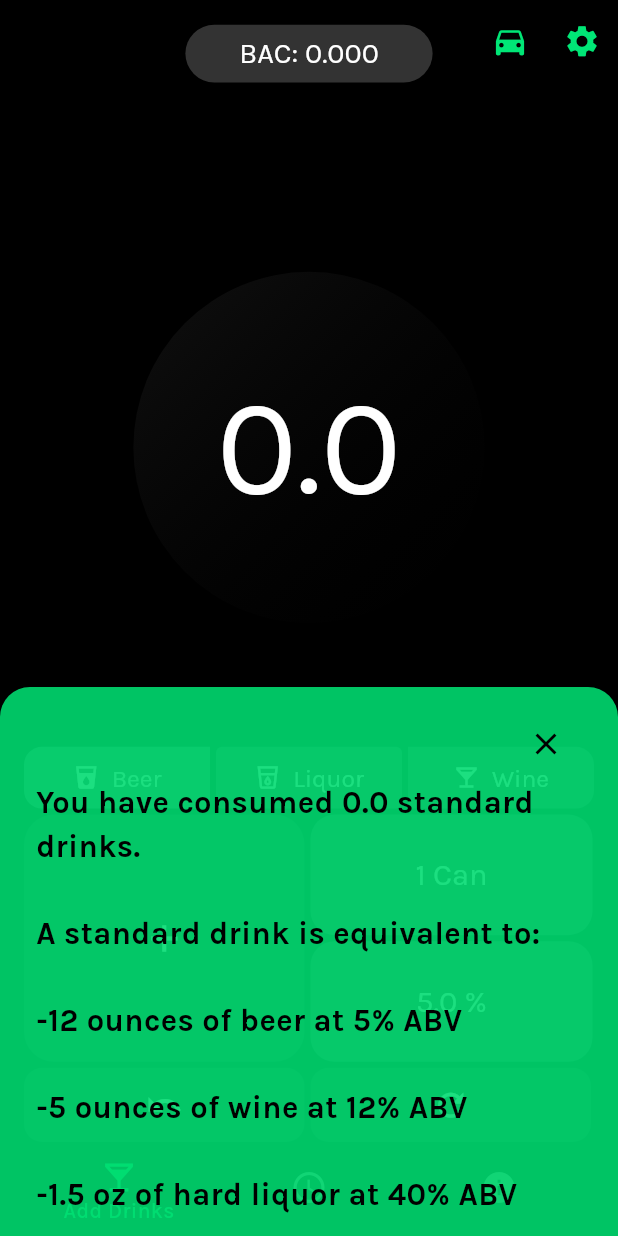
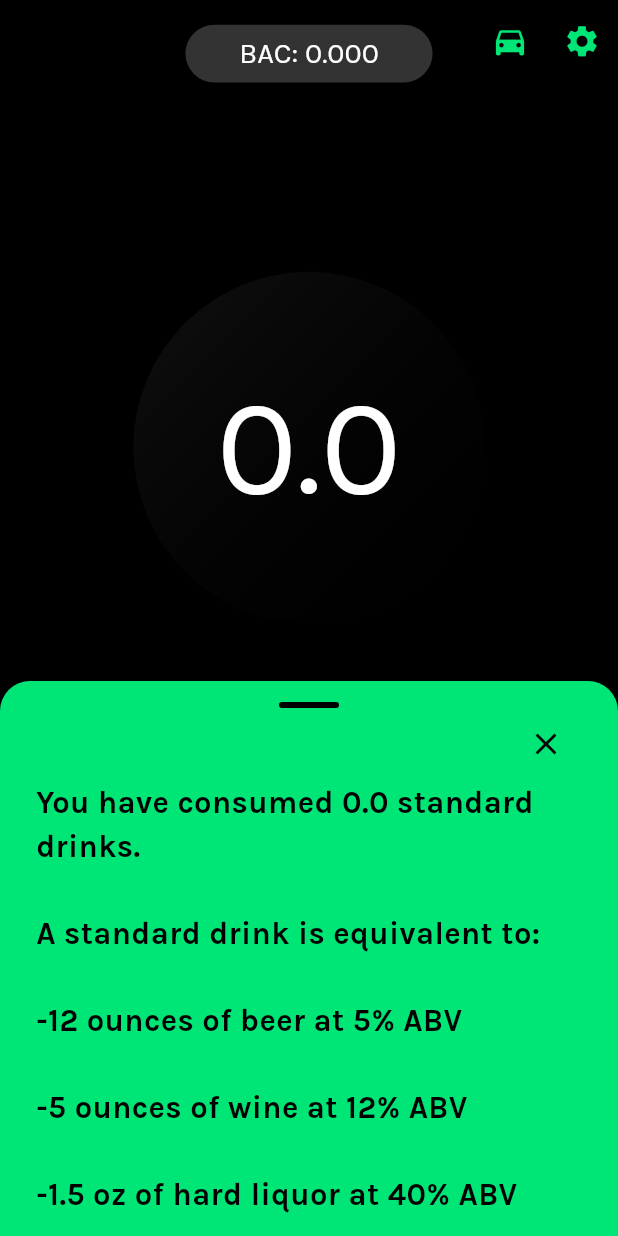
Before and after one commit to rahulg221/party_pal_, a Flutter app: the LifeCycle widget shown alone on an empty page, opened directly, after a tap on "0.0", on a phone screen of 412 x 824 dp. Run offline on Flutter 3.47's test engine with Material 2 defaults, Android fonts, the light colour scheme and no system bars; our stand-ins replace flutter_riverpod, shared_preferences, sqflite; missing offline and left inert: activity_ring; accounts and stored records are empty.

Commit message:
Add files via upload

```diff
--- a/lib/helpers/providers.dart
+++ b/lib/helpers/providers.dart
@@ -117,6 +117,7 @@ class BacNotifier extends StateNotifier<double> {
 
   //Updates bac for time elapsed from when it goes into hide and its resumed
   void appResume(DateTime timePaused) {
+    print('paused at $timePaused');
     double newBac = 0.0;
 
     DateTime currentTime = DateTime.now();
--- a/lib/main.dart
+++ b/lib/main.dart
@@ -27,7 +27,10 @@ class _LifeCycleState extends ConsumerState<LifeCycle>
   DateTime timePaused = DateTime.now();
   DateTime timeResumed = DateTime.now();
 
-  void _saveInfo(double count, double bac) async {
+  void _saveInfo() async {
+    double count = ref.watch(countController);
+    double bac = ref.watch(bacController);
+
     try {
       await SQLHelper.saveInfo(count, bac);
     } finally {
@@ -41,6 +44,8 @@ class _LifeCycleState extends ConsumerState<LifeCycle>
       double count = await SQLHelper.getCount();
 
       ref.read(bacController.notifier).set(bac);
+      ref.read(bacController.notifier).appResume(timePaused);
+
       ref.read(countController.notifier).set(count);
     } finally {
       await SQLHelper.closeDatabase();
@@ -67,26 +72,25 @@ class _LifeCycleState extends ConsumerState<LifeCycle>
 
   @override
   void didChangeAppLifecycleState(AppLifecycleState state) {
-    double count = ref.watch(countController);
-    double bac = ref.watch(bacController);
-
     if (state == AppLifecycleState.paused) {
+      print('paused');
       timePaused = DateTime.now();
-      _saveInfo(count, bac);
-      print('paused');
+      _saveInfo();
       ref.read(bacController.notifier).stopTimer();
     } else if (state == AppLifecycleState.resumed) {
       timeResumed = DateTime.now();
+      print('resumed');
+
       //Loads bac/count from db and saves time-updated version to ensure data doesn't disappear during long-term use while app is open
       _loadInfo();
-      ref.read(bacController.notifier).appResume(timePaused);
+      //ref.read(bacController.notifier).appResume(timePaused);
 
       ref.read(colorController.notifier).changeColor(
           ref.watch(bacController),
           ref.watch(recController),
           ref.watch(limitController),
           ref.watch(tolController));
-      print('resumed');
+
       ref.read(bacController.notifier).startTimer();
     } else if (state == AppLifecycleState.detached) {
       print('closed');
@@ -144,7 +148,11 @@ class MyApp extends ConsumerWidget {
             //Wrapped in LifeCycle
             home: dFlag == 0
                 ? const DisclaimerDialog()
-                : const MainPage(title: 'Party Pal App'),
+                : const LifeCycle(
+                    child: MainPage(
+                      title: 'Party Pal App',
+                    ),
+                  ),
           );
         });
   }
--- a/lib/screens/homepage.dart
+++ b/lib/screens/homepage.dart
@@ -382,6 +382,16 @@ class _MyHomePageState extends ConsumerState<MyHomePage> {
                   ),
                   content: Column(
                     children: [
+                      Center(
+                        child: Container(
+                          width: 40,
+                          height: 4,
+                          decoration: BoxDecoration(
+                            color: Colors.black,
+                            borderRadius: BorderRadius.circular(2),
+                          ),
+                        ),
+                      ),
                       Align(
                         alignment: Alignment.topRight,
                         child: IconButton(
@@ -399,7 +409,7 @@ class _MyHomePageState extends ConsumerState<MyHomePage> {
                               fontWeight: FontWeight.bold)),
                     ],
                   ),
-                  backgroundColor: ref.watch(colorController).withOpacity(0.85),
+                  backgroundColor: ref.watch(colorController),
                 );
 
                 ScaffoldMessenger.of(context).showSnackBar(snackBar);
```
